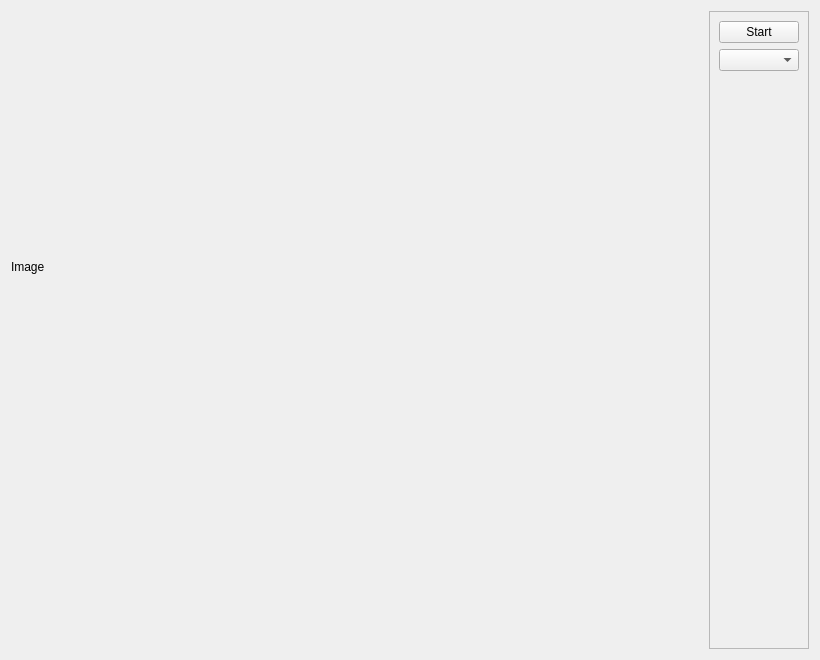
Old version of the form components/yolov4-detector/src/localUI.ui in the repository robocomp/dsr-graph.
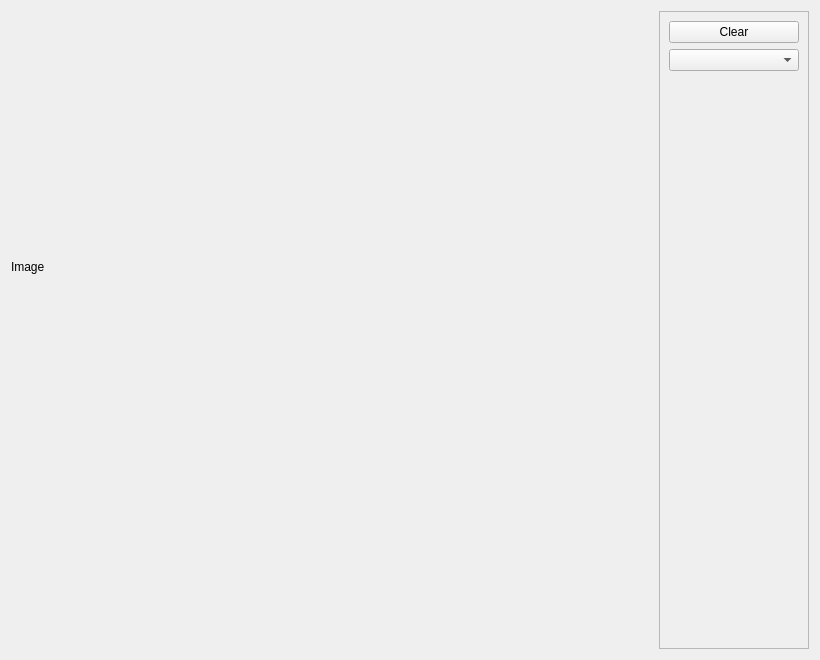
New version of the form.

Diff of the .ui file:
```diff
--- a/components/yolov4-detector/src/localUI.ui
+++ b/components/yolov4-detector/src/localUI.ui
@@ -67,6 +67,12 @@
      </item>
      <item>
       <widget class="QFrame" name="frame">
+       <property name="minimumSize">
+        <size>
+         <width>150</width>
+         <height>0</height>
+        </size>
+       </property>
        <property name="frameShape">
         <enum>QFrame::StyledPanel</enum>
        </property>
@@ -79,10 +85,10 @@
           <item>
            <widget class="QPushButton" name="startButton">
             <property name="text">
-             <string>Start</string>
+             <string>Clear</string>
             </property>
             <property name="checkable">
-             <bool>true</bool>
+             <bool>false</bool>
             </property>
             <property name="checked">
              <bool>false</bool>
@@ -94,6 +100,12 @@
             <property name="currentText">
              <string/>
             </property>
+            <property name="currentIndex">
+             <number>-1</number>
+            </property>
+            <property name="maxVisibleItems">
+             <number>20</number>
+            </property>
            </widget>
           </item>
           <item>
```
Left out of the diff: 2 changed lines with no effect on the pictures.
